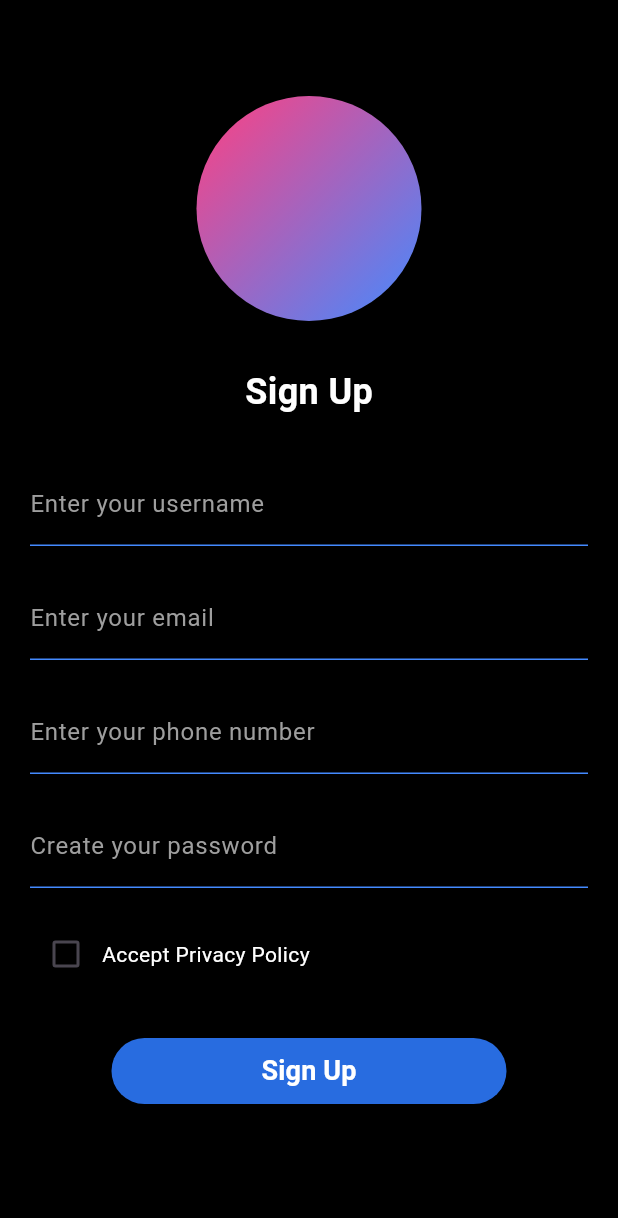
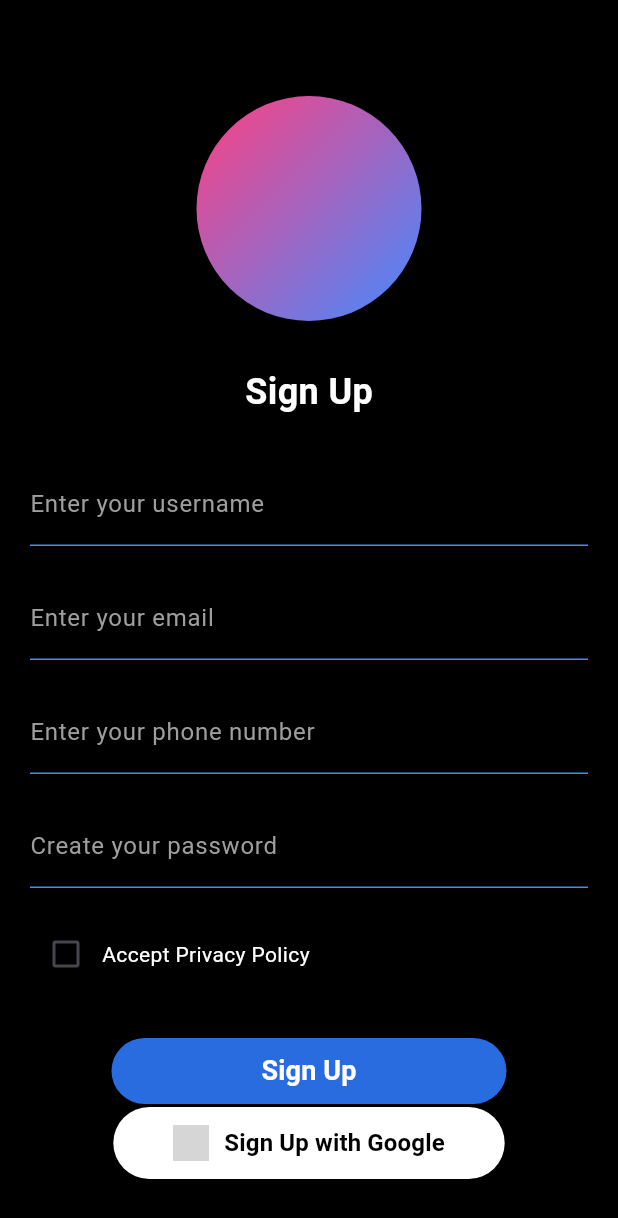
Before and after one commit to adverobbnmmmm/ASSISTREND, a Flutter app: the AssistrendSignUp screen opened by its route, on a phone screen of 412 x 824 dp. Shown: the top 1218 px of the screen. Run offline on Flutter 3.47's test engine with Material 3 defaults, Android fonts, the phone set to English and light mode, and no system bars; our stand-ins replace google_sign_in, shared_preferences; accounts and stored records are empty; grey boxes are pictures that could not be loaded.

Commit message:
google authentication configuring on process not completed

```diff
--- a/lib/assistrend_signup.dart
+++ b/lib/assistrend_signup.dart
@@ -183,6 +183,39 @@ class _AssistrendSignUpState extends State<AssistrendSignUp> {
                         ),
                       ),
               ),
+
+              ElevatedButton(
+                  onPressed: () {
+                    Navigator.pushNamed(context, '/google');
+                  },
+                  style: ElevatedButton.styleFrom(
+                    backgroundColor: Colors.white,
+                    padding: EdgeInsets.symmetric(horizontal: 40, vertical: 12),
+                    shape: RoundedRectangleBorder(
+                      borderRadius: BorderRadius.circular(25),
+                    ),
+                  ),
+                  child: Row(
+                    mainAxisSize: MainAxisSize.min,
+                    children: [
+                      Image.asset(
+                        'assets/google_logo.png', // Add Google logo in your assets folder
+                        height: 24,
+                      ),
+                      SizedBox(width: 10),
+                      Text(
+                        'Sign Up with Google',
+                        style: TextStyle(
+                          color: Colors.black,
+                          fontSize: 16,
+                          fontWeight: FontWeight.bold,
+                        ),
+                      ),
+                    ],
+                  ),
+                )
+
+
             ],
           ),
         ),
--- a/lib/main.dart
+++ b/lib/main.dart
@@ -4,6 +4,7 @@ import 'package:shared_preferences/shared_preferences.dart';
 import 'assistrend_signup.dart';
 import 'assistrend_login.dart';
 import 'assistrend_home.dart';
+import 'google_signin.dart';
 
 
 void main() async{
@@ -31,6 +32,7 @@ class MyApp extends StatelessWidget {
         '/login': (context) => AssistrendLogin(),
         '/signup': (context) => AssistrendSignUp(),
         '/home': (context) => AssistrendHome(),
+        '/google':(context) => GoogleSignInPage(),
       },
     );
   }
--- a/pubspec.yaml
+++ b/pubspec.yaml
@@ -11,6 +11,7 @@ dependencies:
     sdk: flutter
   http: ^1.1.0
   shared_preferences: ^2.2.2
+  google_sign_in: ^5.4.2
 
 dev_dependencies:
   flutter_test:
```
Also changed, not shown: lib/google_signin.dart (added, +76 -0 lines), pubspec.lock, 70 other files.
